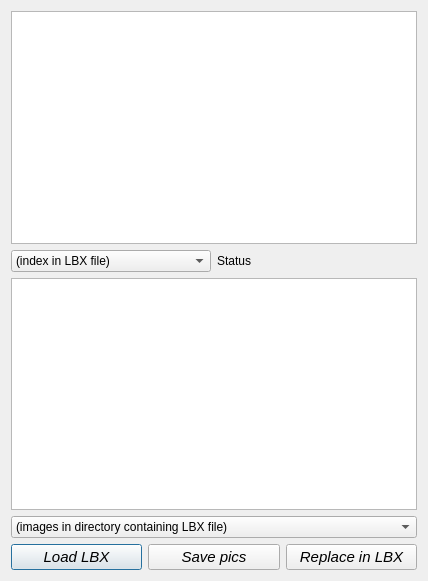
First picture: the form in QMoMDialogs/dialoglbxeditor.ui, repository jbalcomb/MoM-RTGT, before the edit.
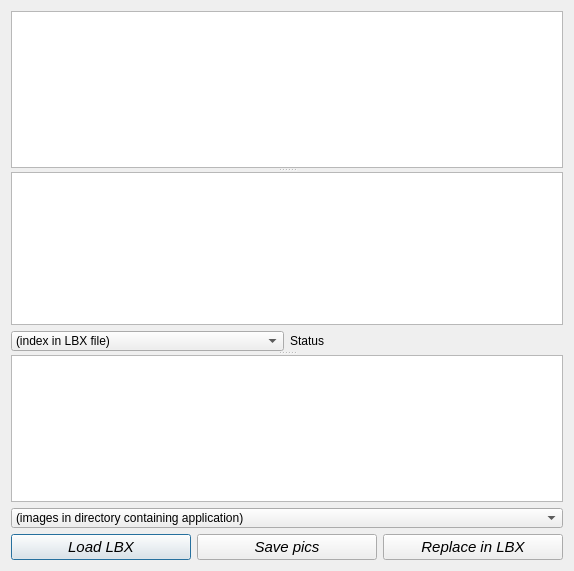
Second picture: the form after the edit. Icons and pictures are not drawn.

```diff
--- a/QMoMDialogs/dialoglbxeditor.ui
+++ b/QMoMDialogs/dialoglbxeditor.ui
@@ -6,15 +6,19 @@
    <rect>
     <x>0</x>
     <y>0</y>
-    <width>428</width>
-    <height>581</height>
+    <width>574</width>
+    <height>571</height>
    </rect>
   </property>
   <property name="windowTitle">
    <string>Dialog</string>
   </property>
-  <layout class="QVBoxLayout" name="verticalLayout">
-   <item>
+  <layout class="QGridLayout" name="gridLayout">
+   <item row="0" column="0">
+    <widget class="QSplitter" name="splitter">
+     <property name="orientation">
+      <enum>Qt::Vertical</enum>
+     </property>
     <widget class="QGraphicsView" name="graphicsView_LbxImage">
      <property name="backgroundBrush">
       <brush brushstyle="SolidPattern">
@@ -26,11 +30,27 @@
       </brush>
      </property>
     </widget>
+     <widget class="QWidget" name="">
+      <layout class="QVBoxLayout" name="verticalLayout_2">
+       <item>
+        <widget class="QTextEdit" name="textEdit_lbxText"/>
    </item>
    <item>
     <layout class="QHBoxLayout" name="horizontalLayout_2">
      <item>
       <widget class="QComboBox" name="comboBox_LbxIndex">
+           <property name="sizePolicy">
+            <sizepolicy hsizetype="Expanding" vsizetype="Fixed">
+             <horstretch>0</horstretch>
+             <verstretch>0</verstretch>
+            </sizepolicy>
+           </property>
+           <property name="maximumSize">
+            <size>
+             <width>16777215</width>
+             <height>20</height>
+            </size>
+           </property>
        <item>
         <property name="text">
          <string>(index in LBX file)</string>
@@ -40,6 +60,18 @@
      </item>
      <item>
       <widget class="QLabel" name="label_Status">
+           <property name="sizePolicy">
+            <sizepolicy hsizetype="Expanding" vsizetype="Fixed">
+             <horstretch>0</horstretch>
+             <verstretch>0</verstretch>
+            </sizepolicy>
+           </property>
+           <property name="maximumSize">
+            <size>
+             <width>16777215</width>
+             <height>20</height>
+            </size>
+           </property>
        <property name="text">
         <string>Status</string>
        </property>
@@ -47,6 +79,10 @@
      </item>
     </layout>
    </item>
+      </layout>
+     </widget>
+     <widget class="QWidget" name="">
+      <layout class="QVBoxLayout" name="verticalLayout">
    <item>
     <widget class="QGraphicsView" name="graphicsView_BitmapImage">
      <property name="backgroundBrush">
@@ -62,9 +98,21 @@
    </item>
    <item>
     <widget class="QComboBox" name="comboBox_FileIndex">
+         <property name="sizePolicy">
+          <sizepolicy hsizetype="Expanding" vsizetype="Fixed">
+           <horstretch>0</horstretch>
+           <verstretch>0</verstretch>
+          </sizepolicy>
+         </property>
+         <property name="maximumSize">
+          <size>
+           <width>16777215</width>
+           <height>20</height>
+          </size>
+         </property>
      <item>
       <property name="text">
-       <string>(images in directory containing LBX file)</string>
+           <string>(images in directory containing application)</string>
       </property>
      </item>
     </widget>
@@ -82,7 +130,7 @@
        <property name="maximumSize">
         <size>
          <width>180</width>
-         <height>16777215</height>
+             <height>40</height>
         </size>
        </property>
        <property name="font">
@@ -117,7 +165,7 @@
        <property name="maximumSize">
         <size>
          <width>180</width>
-         <height>16777215</height>
+             <height>40</height>
         </size>
        </property>
        <property name="font">
@@ -152,7 +200,7 @@
        <property name="maximumSize">
         <size>
          <width>180</width>
-         <height>16777215</height>
+             <height>40</height>
         </size>
        </property>
        <property name="font">
@@ -177,6 +225,10 @@
       </widget>
      </item>
     </layout>
+       </item>
+      </layout>
+     </widget>
+    </widget>
    </item>
   </layout>
  </widget>
```
Left out of the diff: 2 changed lines with no effect on the pictures. Lines whose indentation alone changed are shown as unchanged.
